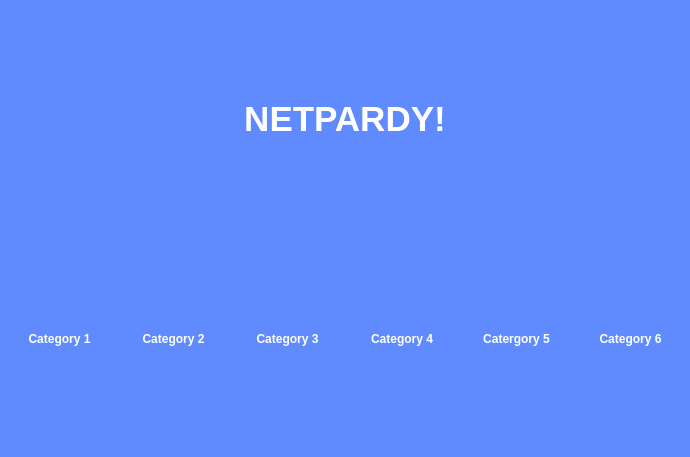
First picture: the form in ui/board.ui, repository ZaidArshad/Multiplayer-Jeopardy, before the edit.
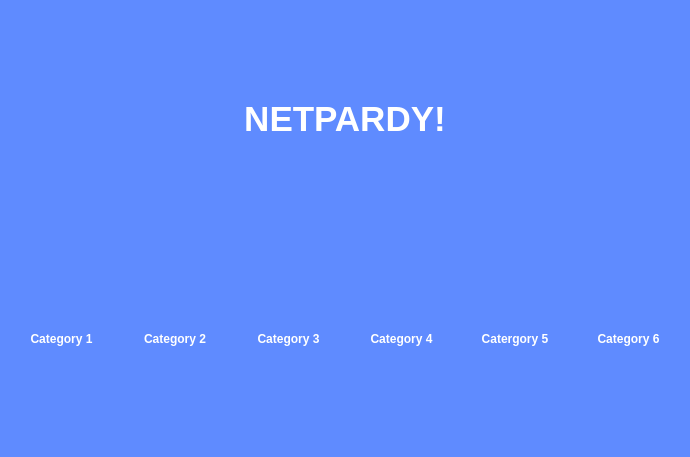
Second picture: the form after the edit.

Diff of the .ui file:
```diff
--- a/ui/board.ui
+++ b/ui/board.ui
@@ -64,7 +64,7 @@
    <item>
     <layout class="QGridLayout" name="gridLayout">
      <property name="horizontalSpacing">
-      <number>17</number>
+      <number>12</number>
      </property>
      <property name="verticalSpacing">
       <number>8</number>
@@ -72,11 +72,17 @@
      <item row="0" column="4">
       <widget class="QLabel" name="label_5">
        <property name="sizePolicy">
-        <sizepolicy hsizetype="Minimum" vsizetype="Minimum">
+        <sizepolicy hsizetype="Ignored" vsizetype="Minimum">
          <horstretch>0</horstretch>
          <verstretch>0</verstretch>
         </sizepolicy>
        </property>
+       <property name="minimumSize">
+        <size>
+         <width>0</width>
+         <height>0</height>
+        </size>
+       </property>
        <property name="styleSheet">
         <string notr="true">QLabel {
 font-family: 'Lato';
@@ -98,11 +104,17 @@
      <item row="0" column="0">
       <widget class="QLabel" name="label">
        <property name="sizePolicy">
-        <sizepolicy hsizetype="Minimum" vsizetype="Minimum">
+        <sizepolicy hsizetype="Ignored" vsizetype="Minimum">
          <horstretch>0</horstretch>
          <verstretch>0</verstretch>
         </sizepolicy>
        </property>
+       <property name="minimumSize">
+        <size>
+         <width>0</width>
+         <height>0</height>
+        </size>
+       </property>
        <property name="styleSheet">
         <string notr="true">QLabel {
 font-family: 'Lato';
@@ -124,11 +136,17 @@
      <item row="0" column="1">
       <widget class="QLabel" name="label_2">
        <property name="sizePolicy">
-        <sizepolicy hsizetype="Minimum" vsizetype="Minimum">
+        <sizepolicy hsizetype="Ignored" vsizetype="Minimum">
          <horstretch>0</horstretch>
          <verstretch>0</verstretch>
         </sizepolicy>
        </property>
+       <property name="minimumSize">
+        <size>
+         <width>0</width>
+         <height>0</height>
+        </size>
+       </property>
        <property name="styleSheet">
         <string notr="true">QLabel {
 font-family: 'Lato';
@@ -150,11 +168,17 @@
      <item row="0" column="3">
       <widget class="QLabel" name="label_4">
        <property name="sizePolicy">
-        <sizepolicy hsizetype="Minimum" vsizetype="Minimum">
+        <sizepolicy hsizetype="Ignored" vsizetype="Minimum">
          <horstretch>0</horstretch>
          <verstretch>0</verstretch>
         </sizepolicy>
        </property>
+       <property name="minimumSize">
+        <size>
+         <width>0</width>
+         <height>0</height>
+        </size>
+       </property>
        <property name="styleSheet">
         <string notr="true">QLabel {
 font-family: 'Lato';
@@ -176,11 +200,17 @@
      <item row="0" column="2">
       <widget class="QLabel" name="label_3">
        <property name="sizePolicy">
-        <sizepolicy hsizetype="Minimum" vsizetype="Minimum">
+        <sizepolicy hsizetype="Ignored" vsizetype="Minimum">
          <horstretch>0</horstretch>
          <verstretch>0</verstretch>
         </sizepolicy>
        </property>
+       <property name="minimumSize">
+        <size>
+         <width>0</width>
+         <height>0</height>
+        </size>
+       </property>
        <property name="styleSheet">
         <string notr="true">QLabel {
 font-family: 'Lato';
@@ -202,11 +232,17 @@
      <item row="0" column="5">
       <widget class="QLabel" name="label_6">
        <property name="sizePolicy">
-        <sizepolicy hsizetype="Minimum" vsizetype="Minimum">
+        <sizepolicy hsizetype="Ignored" vsizetype="Minimum">
          <horstretch>0</horstretch>
          <verstretch>0</verstretch>
         </sizepolicy>
        </property>
+       <property name="minimumSize">
+        <size>
+         <width>0</width>
+         <height>0</height>
+        </size>
+       </property>
        <property name="styleSheet">
         <string notr="true">QLabel {
 font-family: 'Lato';
```
Left out of the diff: 18 changed lines with no effect on the pictures.
